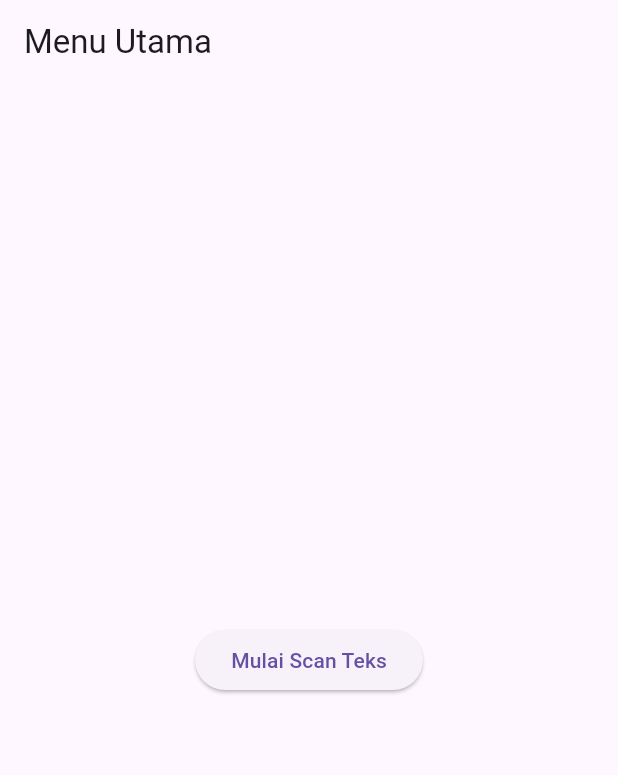
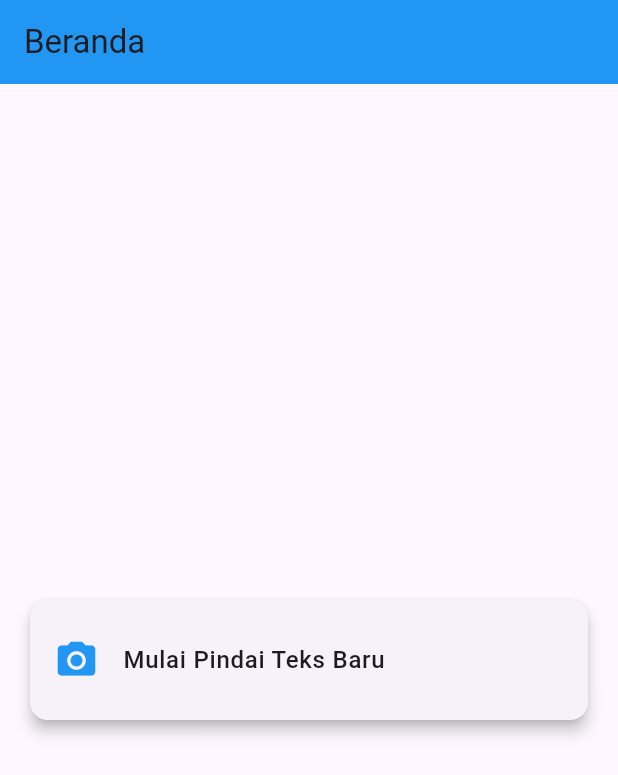
Before and after one commit to ariffhrdn/ocr_sederhana, a Flutter app: the screen it shows after launch, on a phone screen of 412 x 824 dp. Shown: the top 775 px of the screen. Run offline on Flutter 3.47's test engine with Material 3 defaults, Android fonts, the phone set to English and light mode, and no system bars; our stand-ins replace camera; missing offline and left inert: google_mlkit_text_recognition.

Commit message:
UTS: Selesai Soal 1 - ListTile dan Navigasi Balik

```diff
--- a/lib/screens/home_screen.dart
+++ b/lib/screens/home_screen.dart
@@ -1,5 +1,5 @@
 import 'package:flutter/material.dart';
-import 'scan_screen.dart';
+import 'scan_screen.dart'; // Pastikan import ini benar
 
 class HomeScreen extends StatelessWidget {
   const HomeScreen({super.key});
@@ -8,17 +8,45 @@ class HomeScreen extends StatelessWidget {
   Widget build(BuildContext context) {
     return Scaffold(
       appBar: AppBar(
-        title: const Text('Menu Utama'),
+        // Mengubah judul dan menambahkan warna agar konsisten
+        title: const Text('Beranda'),
+        backgroundColor: Colors.blue,
       ),
       body: Center(
-        child: ElevatedButton(
-          onPressed: () {
-            Navigator.push(
-              context,
-              MaterialPageRoute(builder: (_) => const ScanScreen()),
-            );
-          },
-          child: const Text('Mulai Scan Teks'),
+        // Menambahkan Padding agar tidak terlalu menempel ke tepi
+        child: Padding(
+          padding: const EdgeInsets.symmetric(horizontal: 16.0),
+          // Membungkus ListTile dengan Card agar terlihat rapi
+          child: Card(
+            elevation: 4,
+            shape: RoundedRectangleBorder(
+              borderRadius: BorderRadius.circular(12),
+            ),
+            child:
+                // --- Soal 1 Poin 1 Pengubahan Navigasi Home ---
+                // Mengganti ElevatedButton menjadi ListTile
+                ListTile(
+              // Atur leading
+              leading: const Icon(Icons.camera_alt, color: Colors.blue, size: 30),
+              // Atur title
+              title: const Text(
+                'Mulai Pindai Teks Baru',
+                style: TextStyle(fontWeight: FontWeight.w500, fontSize: 16),
+              ),
+              contentPadding:
+                  const EdgeInsets.symmetric(vertical: 12.0, horizontal: 16.0),
+              shape: RoundedRectangleBorder(
+                borderRadius: BorderRadius.circular(12),
+              ),
+              // Fungsi onTap menggunakan Navigator.push()
+              onTap: () {
+                Navigator.push(
+                  context,
+                  MaterialPageRoute(builder: (_) => const ScanScreen()),
+                );
+              },
+            ),
+          ),
         ),
       ),
     );
```
Also changed, not shown: lib/screens/result_screen.dart (+24 -3 lines).
